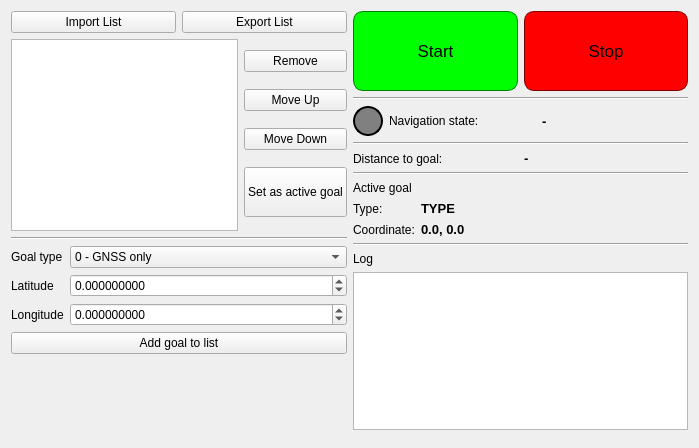
First picture: the form in resource/autonomous_nav_gui.ui, repository STEVE-Rover/autonomous_nav_gui, before the edit.
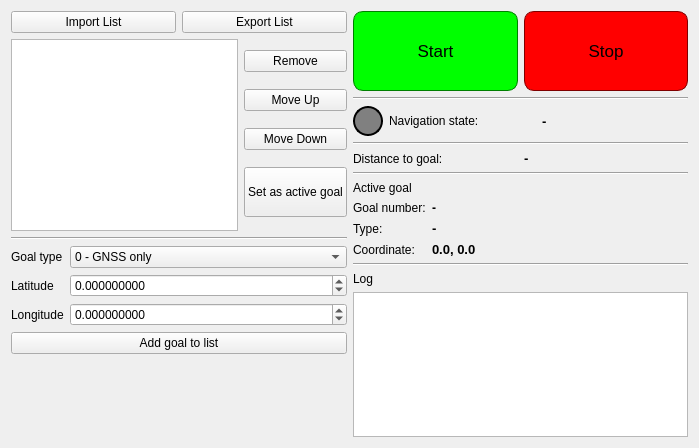
Second picture: the form after the edit.

Diff of the .ui file:
```diff
--- a/resource/autonomous_nav_gui.ui
+++ b/resource/autonomous_nav_gui.ui
@@ -379,14 +379,14 @@
          </property>
         </widget>
        </item>
-       <item row="1" column="0">
+       <item row="2" column="0">
         <widget class="QLabel" name="label_10">
          <property name="text">
           <string>Type:</string>
          </property>
         </widget>
        </item>
-       <item row="1" column="1">
+       <item row="2" column="1">
         <widget class="QLabel" name="goalTypeLabel">
          <property name="font">
           <font>
@@ -396,18 +396,18 @@
           </font>
          </property>
          <property name="text">
-          <string>TYPE</string>
+          <string>-</string>
          </property>
         </widget>
        </item>
-       <item row="2" column="0">
+       <item row="3" column="0">
         <widget class="QLabel" name="label_12">
          <property name="text">
           <string>Coordinate:</string>
          </property>
         </widget>
        </item>
-       <item row="2" column="1">
+       <item row="3" column="1">
         <widget class="QLabel" name="coordinateLabel">
          <property name="font">
           <font>
@@ -421,6 +421,26 @@
          </property>
         </widget>
        </item>
+       <item row="1" column="1">
+        <widget class="QLabel" name="label_6">
+         <property name="font">
+          <font>
+           <weight>75</weight>
+           <bold>true</bold>
+          </font>
+         </property>
+         <property name="text">
+          <string>-</string>
+         </property>
+        </widget>
+       </item>
+       <item row="1" column="0">
+        <widget class="QLabel" name="label_4">
+         <property name="text">
+          <string>Goal number:</string>
+         </property>
+        </widget>
+       </item>
       </layout>
      </item>
      <item>
```
